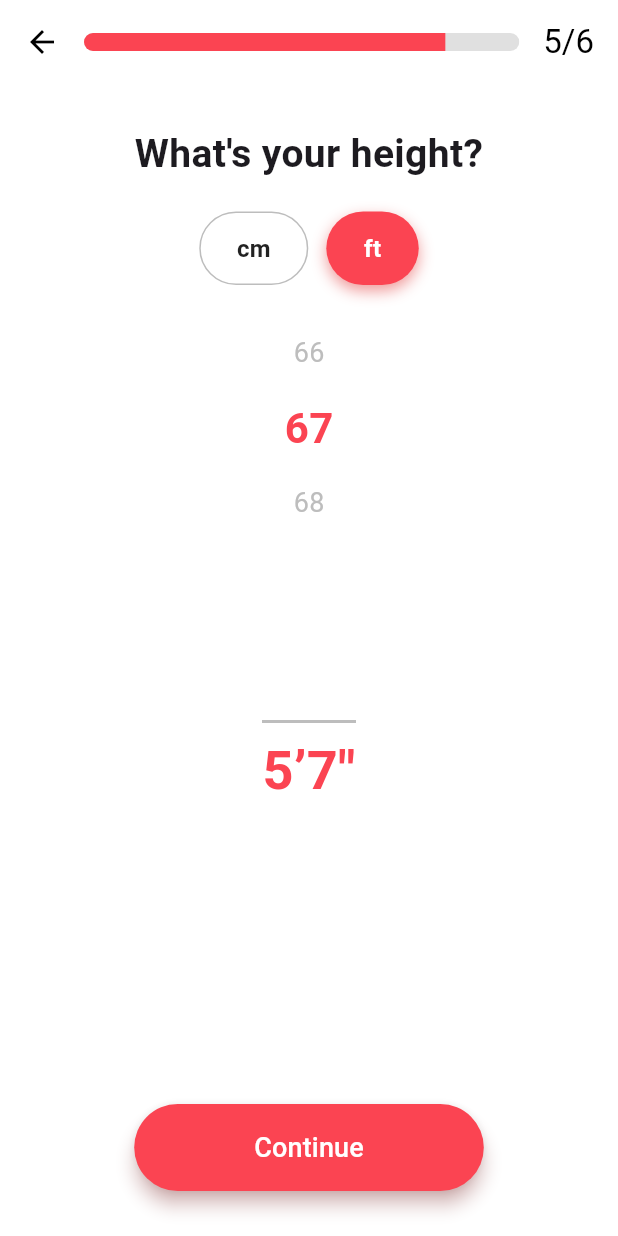
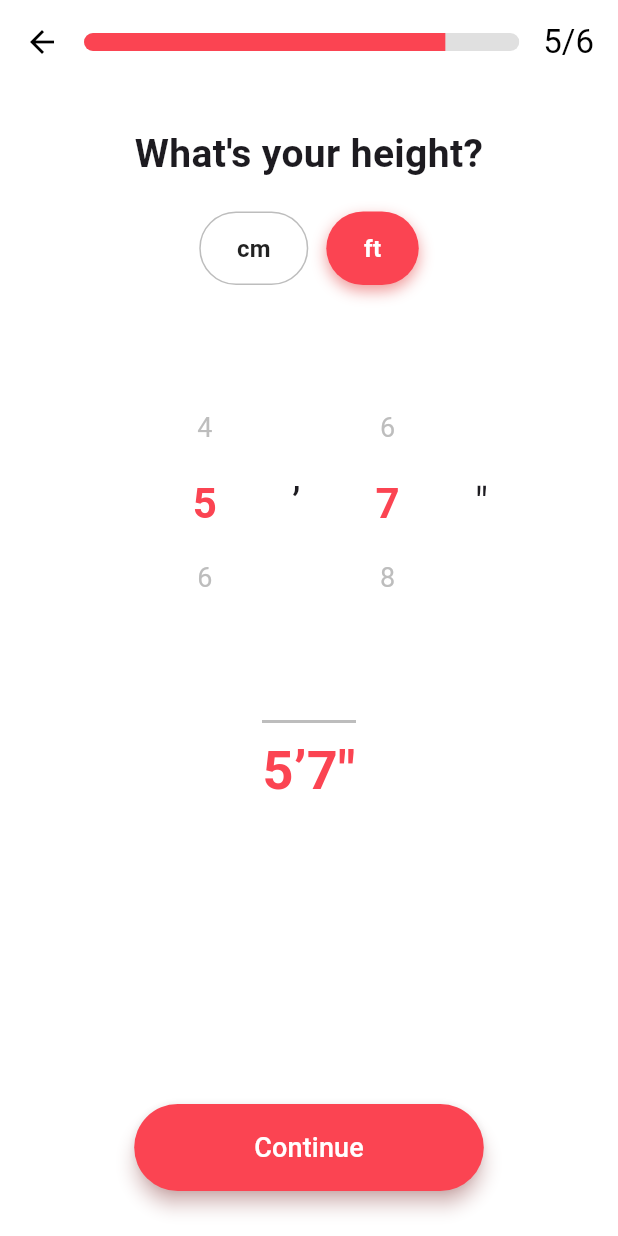
Before and after one commit to Karmoshaar/blood_sugar_app, a Flutter app: the HeightSetup screen opened directly, after a tap on "ft", on a phone screen of 412 x 824 dp. Run offline on Flutter 3.47's test engine with Material 3 defaults, Android fonts, the phone set to English and light mode, and no system bars; drawn by our look-alikes of numberpicker; our stand-ins replace flutter_riverpod, font_awesome_flutter, loading_animation_widget, smooth_page_indicator; missing offline and left inert: dss_cupertino_date_picker.

Commit message:
improve this

```diff
--- a/lib/AccountSetaup/height_setup.dart
+++ b/lib/AccountSetaup/height_setup.dart
@@ -10,39 +10,28 @@ class HeightSetup extends StatefulWidget {
 }
 
 class _HeightSetupState extends State<HeightSetup> {
-  int _cm = 170; // الطول بالسم
-  bool _isCm = true; // true = cm, false = ft+inch
+  int _cm = 170;
+  bool _isCm = true;
+
+  // للفيديو: feet و inches
+  int _feet = 5;
+  int _inches = 7;
 
   static const double _cmToInchFactor = 0.393701;
 
   String get _displayText {
     if (_isCm) return '$_cm cm';
-    int totalInches = (_cm * _cmToInchFactor).round();
-    int feet = totalInches ~/ 12;
-    int inches = totalInches % 12;
-    return "${feet}’${inches}\"";
+    return "${_feet}’${_inches}\"";
   }
 
-  int get _pickerValue => _isCm ? _cm : (_cm * _cmToInchFactor).round();
-
-  int get _minValue => _isCm ? 100 : (100 * _cmToInchFactor).round();
-
-  int get _maxValue => _isCm ? 220 : (220 * _cmToInchFactor).round();
-
-  void _onValueChanged(int value) {
-    setState(() {
-      if (_isCm) {
-        _cm = value;
-      } else {
-        _cm = (value / _cmToInchFactor).round();
-      }
-    });
+  void _updateFeetInches() {
+    int totalInches = (_cm * _cmToInchFactor).round();
+    _feet = totalInches ~/ 12;
+    _inches = totalInches % 12;
   }
 
-  void _toggleUnit(bool toCm) {
-    setState(() {
-      _isCm = toCm;
-    });
+  void _updateCmFromFeetInches() {
+    _cm = ((_feet * 12 + _inches) / _cmToInchFactor).round();
   }
 
   Widget _unitButton(String label, bool active, VoidCallback onTap) {
@@ -124,25 +113,34 @@ class _HeightSetupState extends State<HeightSetup> {
             ),
             const SizedBox(height: 20),
 
-            // وحدة الطول
             Row(
               mainAxisAlignment: MainAxisAlignment.center,
               children: [
-                _unitButton('cm', _isCm, () => _toggleUnit(true)),
+                _unitButton('cm', _isCm, () {
+                  setState(() {
+                    _isCm = true;
+                  });
+                }),
                 const SizedBox(width: 12),
-                _unitButton('ft', !_isCm, () => _toggleUnit(false)),
+                _unitButton('ft', !_isCm, () {
+                  setState(() {
+                    _isCm = false;
+                    _updateFeetInches(); // تحديث القيمة عند التبديل
+                  });
+                }),
               ],
             ),
 
             const SizedBox(height: 20),
 
             // NumberPicker
+            if (_isCm)
               SizedBox(
                 height: 250,
                 child: NumberPicker(
-                value: _pickerValue,
-                minValue: _minValue,
-                maxValue: _maxValue,
+                  value: _cm,
+                  minValue: 100,
+                  maxValue: 220,
                   step: 1,
                   itemHeight: 50,
                   selectedTextStyle: const TextStyle(
@@ -150,8 +148,63 @@ class _HeightSetupState extends State<HeightSetup> {
                     fontSize: 28,
                     fontWeight: FontWeight.w700,
                   ),
-                textStyle: TextStyle(color: Colors.grey.shade400, fontSize: 18),
-                onChanged: (v) => _onValueChanged(v),
+                  textStyle:
+                  TextStyle(color: Colors.grey.shade400, fontSize: 18),
+                  onChanged: (v) => setState(() {
+                    _cm = v;
+                  }),
+                ),
+              )
+            else
+              SizedBox(
+                height: 250,
+                child: Row(
+                  mainAxisAlignment: MainAxisAlignment.center,
+                  children: [
+                    // Feet picker
+                    NumberPicker(
+                      value: _feet,
+                      minValue: 3,
+                      maxValue: 7,
+                      step: 1,
+                      itemHeight: 50,
+                      selectedTextStyle: const TextStyle(
+                        color: Color(0xFFFB4452),
+                        fontSize: 28,
+                        fontWeight: FontWeight.w700,
+                      ),
+                      textStyle:
+                      TextStyle(color: Colors.grey.shade400, fontSize: 18),
+                      onChanged: (v) => setState(() {
+                        _feet = v;
+                        _updateCmFromFeetInches();
+                      }),
+                    ),
+                    const SizedBox(width: 8),
+                    const Text("’", style: TextStyle(fontSize: 28)),
+                    const SizedBox(width: 8),
+                    // Inches picker
+                    NumberPicker(
+                      value: _inches,
+                      minValue: 0,
+                      maxValue: 11,
+                      step: 1,
+                      itemHeight: 50,
+                      selectedTextStyle: const TextStyle(
+                        color: Color(0xFFFB4452),
+                        fontSize: 28,
+                        fontWeight: FontWeight.w700,
+                      ),
+                      textStyle:
+                      TextStyle(color: Colors.grey.shade400, fontSize: 18),
+                      onChanged: (v) => setState(() {
+                        _inches = v;
+                        _updateCmFromFeetInches();
+                      }),
+                    ),
+                    const SizedBox(width: 8),
+                    const Text("\"", style: TextStyle(fontSize: 28)),
+                  ],
                 ),
               ),
 
@@ -161,7 +214,6 @@ class _HeightSetupState extends State<HeightSetup> {
             Stack(
               alignment: Alignment.center,
               children: [
-                // الخط الرمادي فوق النص
                 Positioned(
                   top: 0,
                   child: Container(
```
Lines whose indentation alone changed are shown as unchanged.
